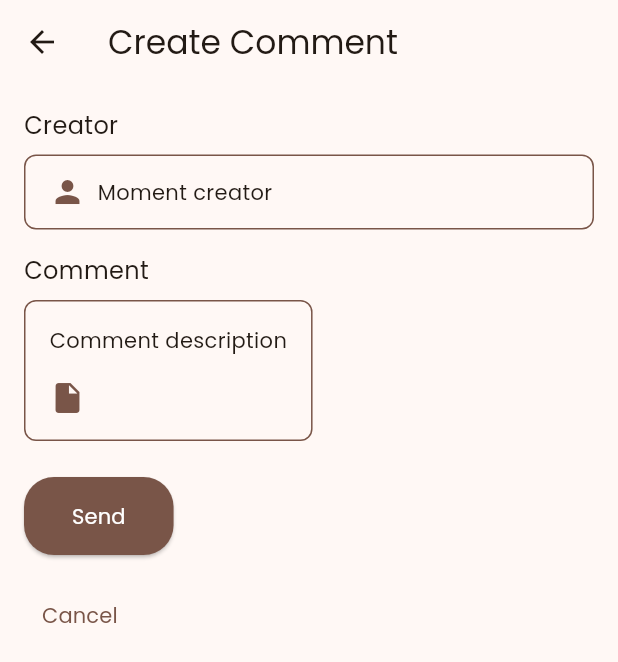
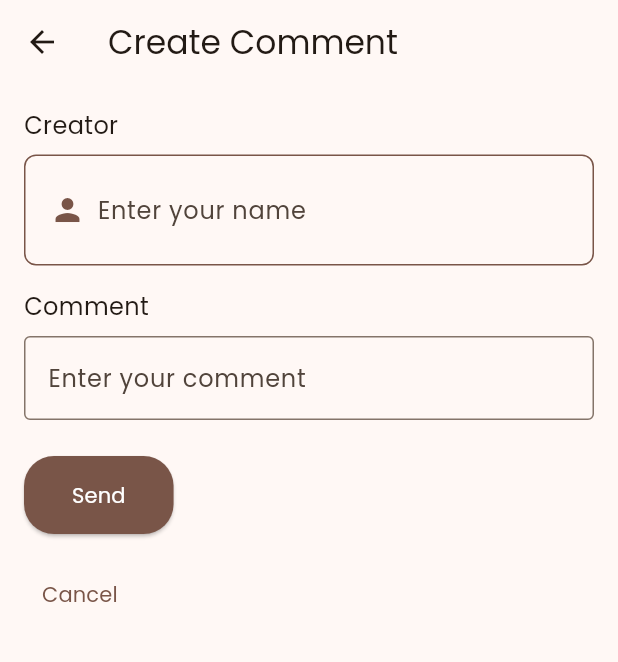
Before and after one commit to adepramadipa/mobile-programming-ca224, a Flutter app: the screen it shows after launch, item 3 of the bottom bar chosen, after a tap on the "add" icon, on a phone screen of 412 x 824 dp. Shown: the top 662 px of the screen. Run offline on Flutter 3.47's test engine with Material 3 defaults, Android fonts, the phone set to English and light mode, and no system bars; our stand-ins replace flutter_svg; network calls fail.

Commit message:
list coment commit

```diff
--- a/lib/pages/create_comment.dart
+++ b/lib/pages/create_comment.dart
@@ -1,13 +1,20 @@
 import 'package:flutter/material.dart';
 
 class CreateCommentPage extends StatelessWidget {
+  final Function(String name, String comment) onSubmit;
+
+  const CreateCommentPage({Key? key, required this.onSubmit}) : super(key: key);
+
   @override
   Widget build(BuildContext context) {
+    final TextEditingController nameController = TextEditingController();
+    final TextEditingController commentController = TextEditingController();
+
     return Scaffold(
       appBar: AppBar(
-        title: Text("Create Comment"),
+        title: const Text("Create Comment"),
         leading: IconButton(
-          icon: Icon(Icons.arrow_back),
+          icon: const Icon(Icons.arrow_back),
           onPressed: () => Navigator.of(context).pop(),
         ),
       ),
@@ -16,60 +23,71 @@ class CreateCommentPage extends StatelessWidget {
         child: Column(
           crossAxisAlignment: CrossAxisAlignment.start,
           children: [
-            Text("Creator", style: TextStyle(fontSize: 16)),
-            SizedBox(height: 8),
+            const Text("Creator", style: TextStyle(fontSize: 16)),
+            const SizedBox(height: 8),
             Container(
-              padding: EdgeInsets.symmetric(horizontal: 16, vertical: 12),
+              padding: const EdgeInsets.symmetric(horizontal: 16, vertical: 12),
               decoration: BoxDecoration(
                 border: Border.all(color: Colors.brown),
                 borderRadius: BorderRadius.circular(8),
               ),
               child: Row(
                 children: [
-                  Icon(Icons.person, color: Colors.brown),
-                  SizedBox(width: 8),
-                  Text("Moment creator"),
+                  const Icon(Icons.person, color: Colors.brown),
+                  const SizedBox(width: 8),
+                  // TextField untuk memasukkan nama creator
+                  Expanded(
+                    child: TextField(
+                      controller: nameController,
+                      decoration: const InputDecoration(
+                        hintText: "Enter your name",
+                        border: InputBorder.none,
+                      ),
+                    ),
+                  ),
                 ],
               ),
             ),
-            SizedBox(height: 16),
-            Text("Comment", style: TextStyle(fontSize: 16)),
-            SizedBox(height: 8),
-            Container(
-              padding: EdgeInsets.all(16),
-              decoration: BoxDecoration(
-                border: Border.all(color: Colors.brown),
-                borderRadius: BorderRadius.circular(8),
-              ),
-              child: Column(
-                crossAxisAlignment: CrossAxisAlignment.start,
-                children: [
-                  Text("Comment description"),
-                  SizedBox(height: 16),
-                  Icon(Icons.insert_drive_file, color: Colors.brown),
-                ],
+            const SizedBox(height: 16),
+            const Text("Comment", style: TextStyle(fontSize: 16)),
+            const SizedBox(height: 8),
+            TextField(
+              controller: commentController,
+              decoration: const InputDecoration(
+                hintText: "Enter your comment",
+                border: OutlineInputBorder(),
               ),
             ),
-            SizedBox(height: 24),
+            const SizedBox(height: 24),
             ElevatedButton(
               onPressed: () {
-                // Tambahkan fungsi kirim komentar di sini
+                if (nameController.text.isNotEmpty &&
+                    commentController.text.isNotEmpty) {
+                  onSubmit(nameController.text, commentController.text);
+                  Navigator.of(context).pop();
+                } else {
+                  ScaffoldMessenger.of(context).showSnackBar(
+                    const SnackBar(
+                      content: Text("Please fill in both fields."),
+                    ),
+                  );
+                }
               },
               style: ElevatedButton.styleFrom(
                 backgroundColor: Colors.brown,
-                padding: EdgeInsets.symmetric(horizontal: 32, vertical: 16),
+                padding: const EdgeInsets.symmetric(horizontal: 32, vertical: 16),
                 shape: RoundedRectangleBorder(
                   borderRadius: BorderRadius.circular(20),
                 ),
               ),
-              child: Text("Send", style: TextStyle(color: Colors.white)),
+              child: const Text("Send", style: TextStyle(color: Colors.white)),
             ),
-            SizedBox(height: 16),
+            const SizedBox(height: 16),
             TextButton(
               onPressed: () {
                 Navigator.of(context).pop();
               },
-              child: Text(
+              child: const Text(
                 "Cancel",
                 style: TextStyle(color: Colors.brown),
               ),
--- a/lib/pages/list_comments_page.dart
+++ b/lib/pages/list_comments_page.dart
@@ -1,8 +1,26 @@
 import 'package:flutter/material.dart';
-import 'package:myapp/pages/create_comment.dart';
+import 'create_comment.dart';
 
-class ListCommentsPage extends StatelessWidget {
-  const ListCommentsPage({super.key});
+class ListCommentsPage extends StatefulWidget {
+  const ListCommentsPage({Key? key}) : super(key: key);
+
+  @override
+  State<ListCommentsPage> createState() => _ListCommentsPageState();
+}
+
+class _ListCommentsPageState extends State<ListCommentsPage> {
+  // List untuk menyimpan komentar
+  final List<Map<String, String>> _comments = [
+    {"name": "Andi", "comment": "Mantap sekali!"},
+    {"name": "Budi", "comment": "Keren banget."},
+  ];
+
+  // Fungsi untuk menambah komentar baru
+  void _addComment(String name, String comment) {
+    setState(() {
+      _comments.add({"name": name, "comment": comment});
+    });
+  }
 
   @override
   Widget build(BuildContext context) {
@@ -12,15 +30,29 @@ class ListCommentsPage extends StatelessWidget {
         centerTitle: true,
       ),
       body: ListView.builder(
-        itemCount: 10, // Jumlah komentar (contoh statis)
+        itemCount: _comments.length,
         itemBuilder: (context, index) {
-          return ListTile(
-            leading: CircleAvatar(
-              backgroundColor: Colors.grey.shade300,
-              child: Text("U$index"), // Placeholder user avatar
-            ),
-            title: Text("User $index"),
-            subtitle: Text("This is comment $index."),
+          return Column(
+            children: [
+              ListTile(
+                leading: CircleAvatar(
+                  backgroundColor: Colors.primaries[index % Colors.primaries.length],
+                  child: Text(
+                    _comments[index]["name"]![0].toUpperCase(), // Inisial nama
+                    style: const TextStyle(color: Colors.white),
+                  ),
+                ),
+                title: Text(_comments[index]["name"]!),
+                subtitle: Text(_comments[index]["comment"]!),
+              ),
+              // Garis pemisah
+              const Divider(
+                color: Colors.grey, // Warna garis pemisah
+                thickness: 1, // Ketebalan garis
+                indent: 72, // Jarak garis dari sisi kiri
+                endIndent: 16, // Jarak garis dari sisi kanan
+              ),
+            ],
           );
         },
       ),
@@ -29,7 +61,9 @@ class ListCommentsPage extends StatelessWidget {
           Navigator.push(
             context,
             MaterialPageRoute(
-              builder: (context) => CreateCommentPage(),
+              builder: (context) => CreateCommentPage(
+                onSubmit: _addComment,
+              ),
             ),
           );
         },
```
Also changed, not shown: assets/images/jb 1.jpeg (added).
